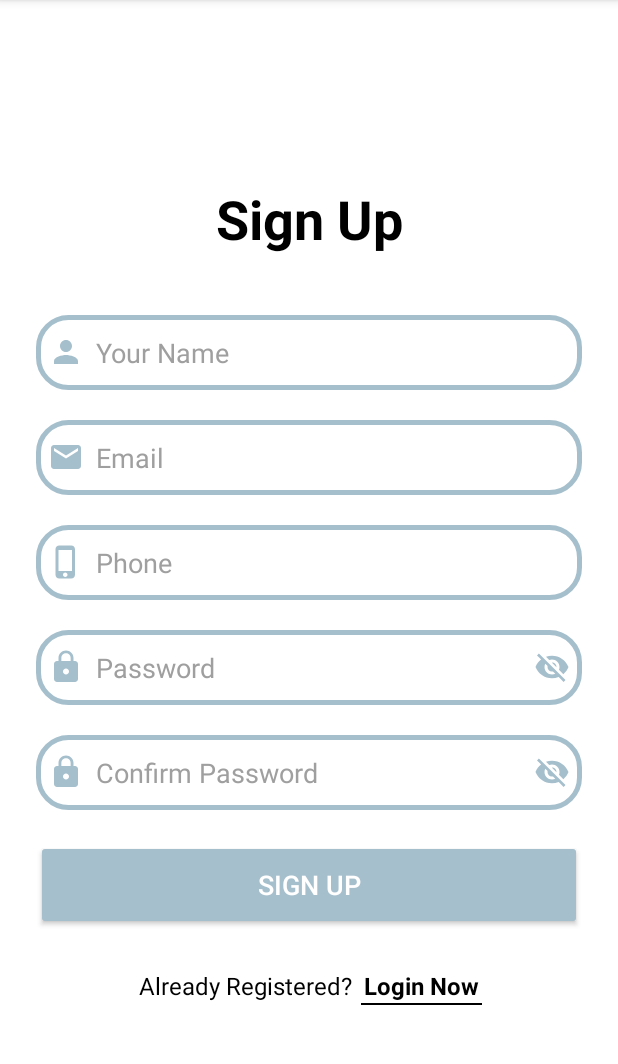
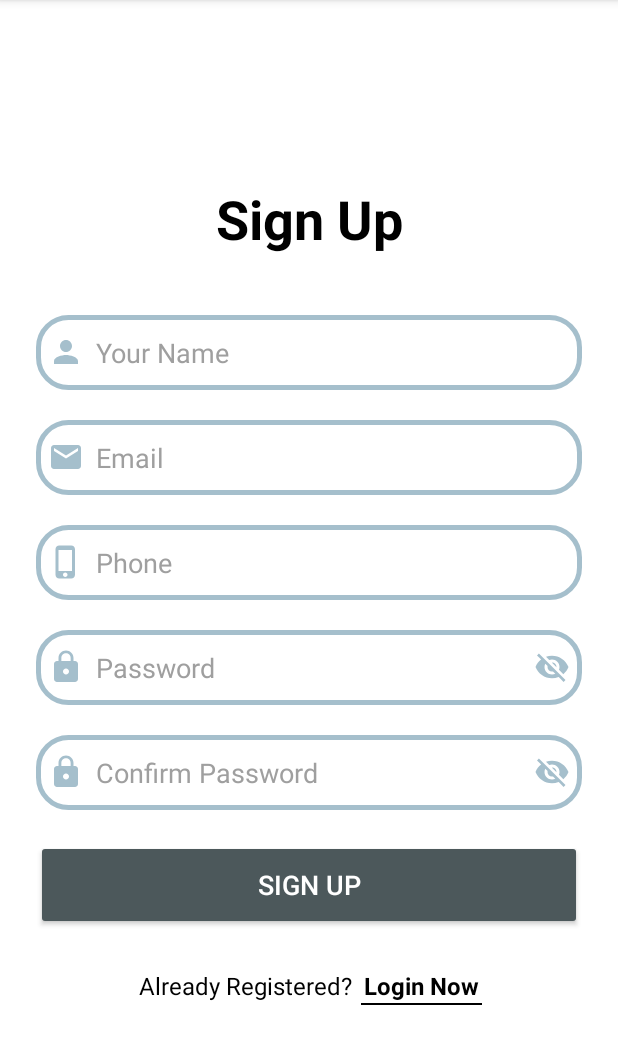
Before and after one commit to WRATHexe/DoctorsAppointmentApp, an Android app: the SignUpActivity screen opened directly, with no data from a screen before it, on a phone screen of 412 x 824 dp, the part 84-1148 px from its top. Run offline under Robolectric (Android 15) with nearby library versions, the light colour scheme and no system bars; our stand-ins replace Firebase (no records; nobody signed in at launch, a user with empty details on screens opened directly).

Commit message:
Update the background tint of the sign-up button to theme2.

```diff
--- a/app/src/main/res/layout/activity_sign_up.xml
+++ b/app/src/main/res/layout/activity_sign_up.xml
@@ -102,7 +102,7 @@
                 android:textSize="18sp"
                 android:textColor="@color/white"
                 android:layout_marginTop="20dp"
-                android:backgroundTint="@color/theme"
+                android:backgroundTint="@color/theme2"
                 app:cornerRadius = "20dp"/>
             <ProgressBar
                 android:layout_margin="25dp"
```
